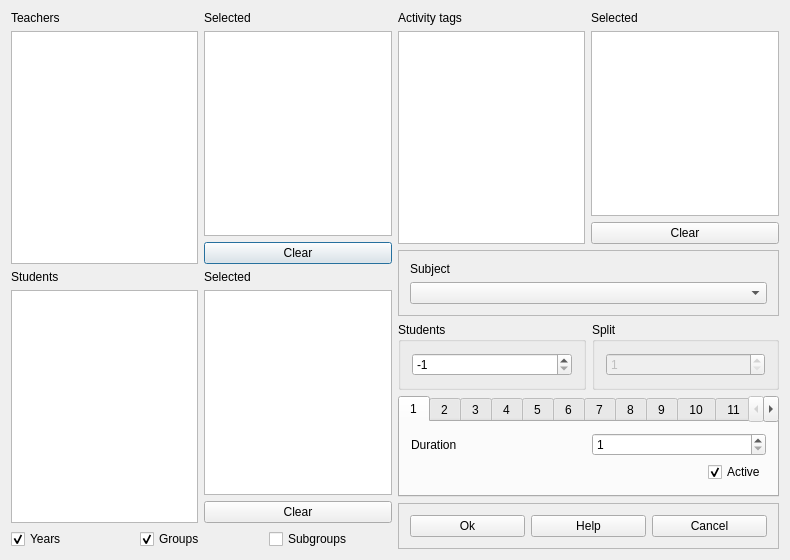
Above: fet/src/interface/modifyactivityform_template.ui from vonmecheln/fet before the change. Below: the same form after it.
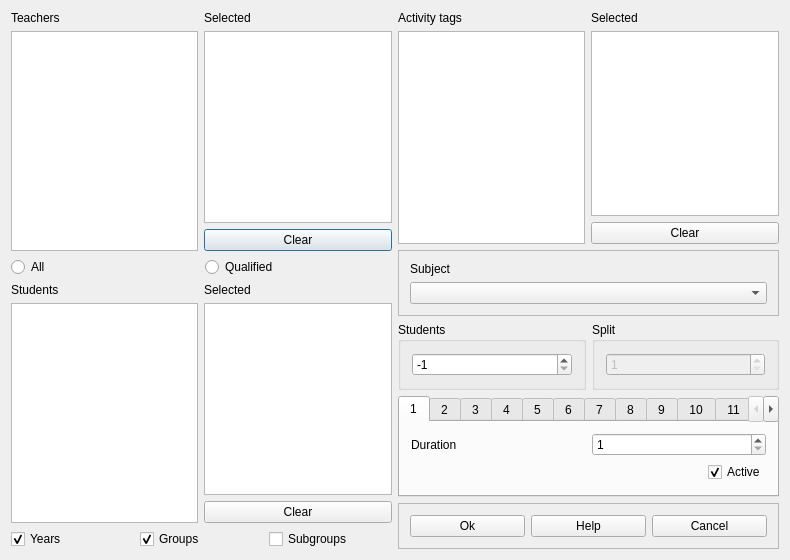
That is the form after the change.

Patch:
```diff
--- a/fet/src/interface/modifyactivityform_template.ui
+++ b/fet/src/interface/modifyactivityform_template.ui
@@ -61,6 +61,24 @@
        </item>
       </layout>
      </item>
+     <item>
+      <layout class="QHBoxLayout" name="horizontalLayout_79">
+       <item>
+        <widget class="QRadioButton" name="allTeachersRadioButton">
+         <property name="text">
+          <string comment="It refers to teachers. It will show all the teachers.">All</string>
+         </property>
+        </widget>
+       </item>
+       <item>
+        <widget class="QRadioButton" name="qualifiedTeachersRadioButton">
+         <property name="text">
+          <string comment="It refers to teachers. It will show only the teachers qualified for the selected subject.">Qualified</string>
+         </property>
+        </widget>
+       </item>
+      </layout>
+     </item>
      <item>
       <layout class="QHBoxLayout" name="horizontalLayout_4">
        <item>
```
